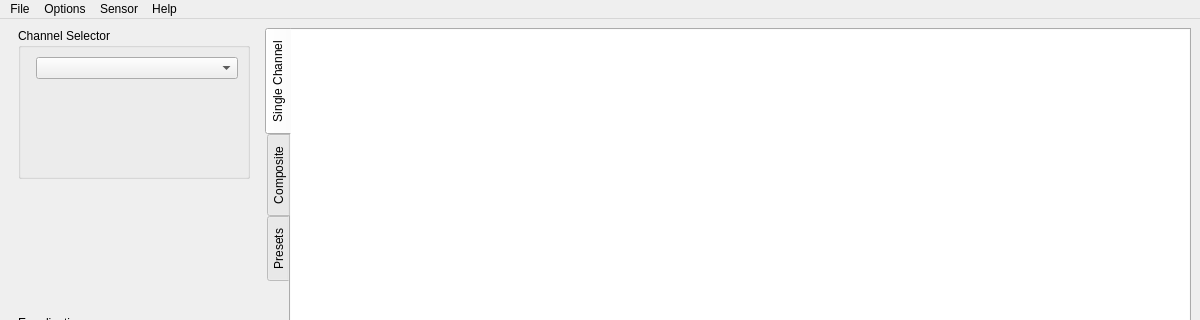
Qt form src/mainwindow.ui (Xerbo/LeanHRPT-Decode) before a commit; both pictures show x 0 to 1200 and y 0 to 320 of the 1200 by 600 pixel window.
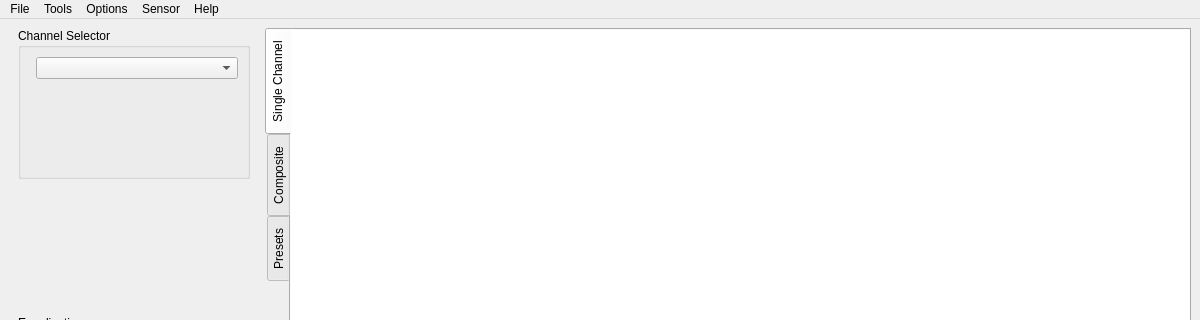
The same form after that commit. Icons and pictures are not drawn.

Commit message: Very basic projection dialog

Diff of the .ui file:
```diff
--- a/src/mainwindow.ui
+++ b/src/mainwindow.ui
@@ -488,7 +488,14 @@
      <string>Sensor</string>
     </property>
    </widget>
+   <widget class="QMenu" name="menuTools">
+    <property name="title">
+     <string>Tools</string>
+    </property>
+    <addaction name="actionGeoprojector"/>
+   </widget>
    <addaction name="menuFile"/>
+   <addaction name="menuTools"/>
    <addaction name="menuOptions"/>
    <addaction name="menuSensor"/>
    <addaction name="menuHelp"/>
```
Left out of the diff: 5 changed lines with no effect on the pictures. The commit also changes 7 other files.
